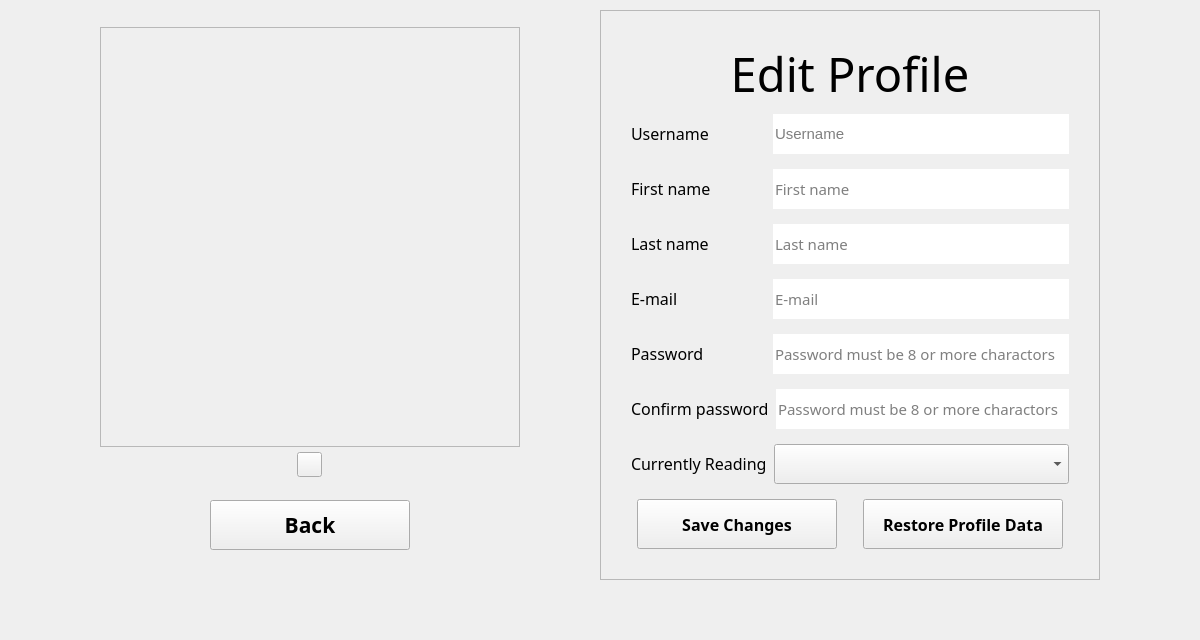
First picture: the form in rsrc/ui/edit.ui, repository chanongul/Booque, before the edit.
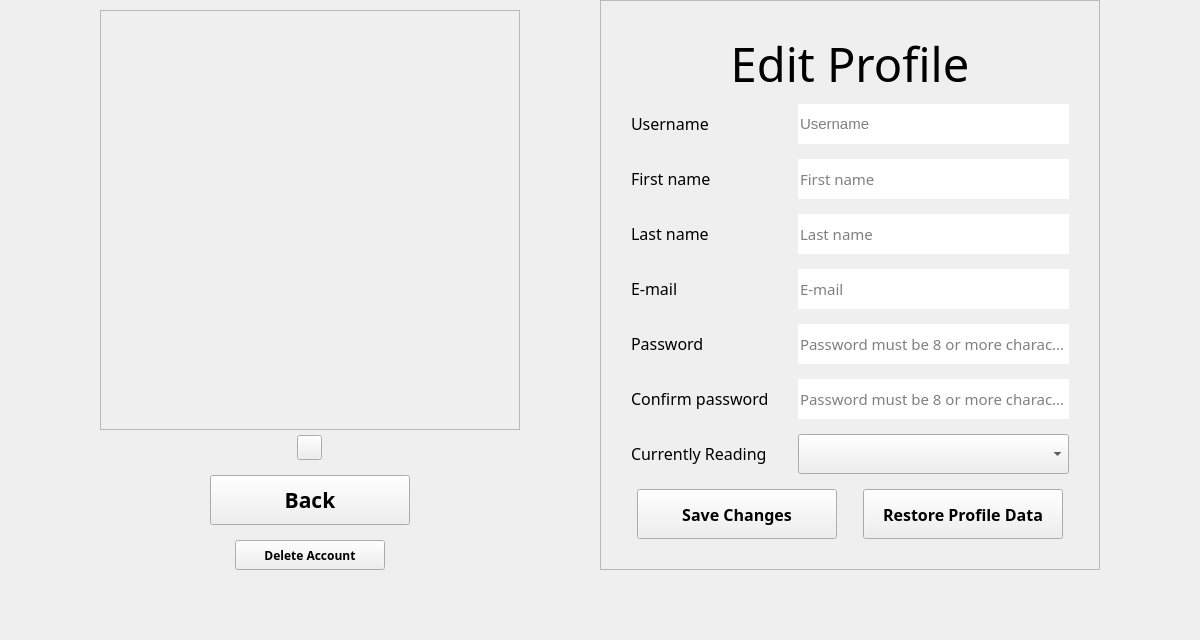
Second picture: the form after the edit. Icons and pictures are not drawn.

Patch:
```diff
--- a/rsrc/ui/edit.ui
+++ b/rsrc/ui/edit.ui
@@ -24,13 +24,13 @@
     <number>100</number>
    </property>
    <property name="topMargin">
-    <number>10</number>
+    <number>0</number>
    </property>
    <property name="rightMargin">
     <number>100</number>
    </property>
    <property name="bottomMargin">
-    <number>60</number>
+    <number>70</number>
    </property>
    <item>
     <layout class="QVBoxLayout" name="verticalLayout">
@@ -38,7 +38,7 @@
       <number>5</number>
      </property>
      <property name="bottomMargin">
-      <number>30</number>
+      <number>0</number>
      </property>
      <item>
       <spacer name="verticalSpacer_10">
@@ -221,6 +221,46 @@
        </item>
       </layout>
      </item>
+     <item>
+      <layout class="QHBoxLayout" name="horizontalLayout_14">
+       <property name="spacing">
+        <number>0</number>
+       </property>
+       <property name="topMargin">
+        <number>10</number>
+       </property>
+       <item>
+        <widget class="QPushButton" name="delete_account">
+         <property name="sizePolicy">
+          <sizepolicy hsizetype="Fixed" vsizetype="Fixed">
+           <horstretch>0</horstretch>
+           <verstretch>0</verstretch>
+          </sizepolicy>
+         </property>
+         <property name="minimumSize">
+          <size>
+           <width>150</width>
+           <height>30</height>
+          </size>
+         </property>
+         <property name="font">
+          <font>
+           <family>Product Sans</family>
+           <pointsize>9</pointsize>
+           <weight>75</weight>
+           <bold>true</bold>
+          </font>
+         </property>
+         <property name="cursor">
+          <cursorShape>PointingHandCursor</cursorShape>
+         </property>
+         <property name="text">
+          <string>Delete Account</string>
+         </property>
+        </widget>
+       </item>
+      </layout>
+     </item>
     </layout>
    </item>
    <item>
@@ -297,10 +337,16 @@
           </property>
           <property name="minimumSize">
            <size>
-            <width>135</width>
+            <width>160</width>
             <height>0</height>
            </size>
           </property>
+          <property name="maximumSize">
+           <size>
+            <width>160</width>
+            <height>16777215</height>
+           </size>
+          </property>
           <property name="font">
            <font>
             <family>Product Sans</family>
@@ -367,10 +413,16 @@
           </property>
           <property name="minimumSize">
            <size>
-            <width>135</width>
+            <width>160</width>
             <height>0</height>
            </size>
           </property>
+          <property name="maximumSize">
+           <size>
+            <width>160</width>
+            <height>16777215</height>
+           </size>
+          </property>
           <property name="font">
            <font>
             <family>Product Sans</family>
@@ -437,10 +489,16 @@
           </property>
           <property name="minimumSize">
            <size>
-            <width>135</width>
+            <width>160</width>
             <height>0</height>
            </size>
           </property>
+          <property name="maximumSize">
+           <size>
+            <width>160</width>
+            <height>16777215</height>
+           </size>
+          </property>
           <property name="font">
            <font>
             <family>Product Sans</family>
@@ -507,10 +565,16 @@
           </property>
           <property name="minimumSize">
            <size>
-            <width>135</width>
+            <width>160</width>
             <height>0</height>
            </size>
           </property>
+          <property name="maximumSize">
+           <size>
+            <width>160</width>
+            <height>16777215</height>
+           </size>
+          </property>
           <property name="font">
            <font>
             <family>Product Sans</family>
@@ -577,10 +641,16 @@
           </property>
           <property name="minimumSize">
            <size>
-            <width>135</width>
+            <width>160</width>
             <height>0</height>
            </size>
           </property>
+          <property name="maximumSize">
+           <size>
+            <width>160</width>
+            <height>16777215</height>
+           </size>
+          </property>
           <property name="font">
            <font>
             <family>Product Sans</family>
@@ -650,10 +720,16 @@
           </property>
           <property name="minimumSize">
            <size>
-            <width>135</width>
+            <width>160</width>
             <height>0</height>
            </size>
           </property>
+          <property name="maximumSize">
+           <size>
+            <width>160</width>
+            <height>16777215</height>
+           </size>
+          </property>
           <property name="font">
            <font>
             <family>Product Sans</family>
@@ -723,10 +799,16 @@
           </property>
           <property name="minimumSize">
            <size>
-            <width>135</width>
+            <width>160</width>
             <height>0</height>
            </size>
           </property>
+          <property name="maximumSize">
+           <size>
+            <width>160</width>
+            <height>16777215</height>
+           </size>
+          </property>
           <property name="font">
            <font>
             <family>Product Sans</family>
```
Left out of the diff: 14 changed lines with no effect on the pictures.
